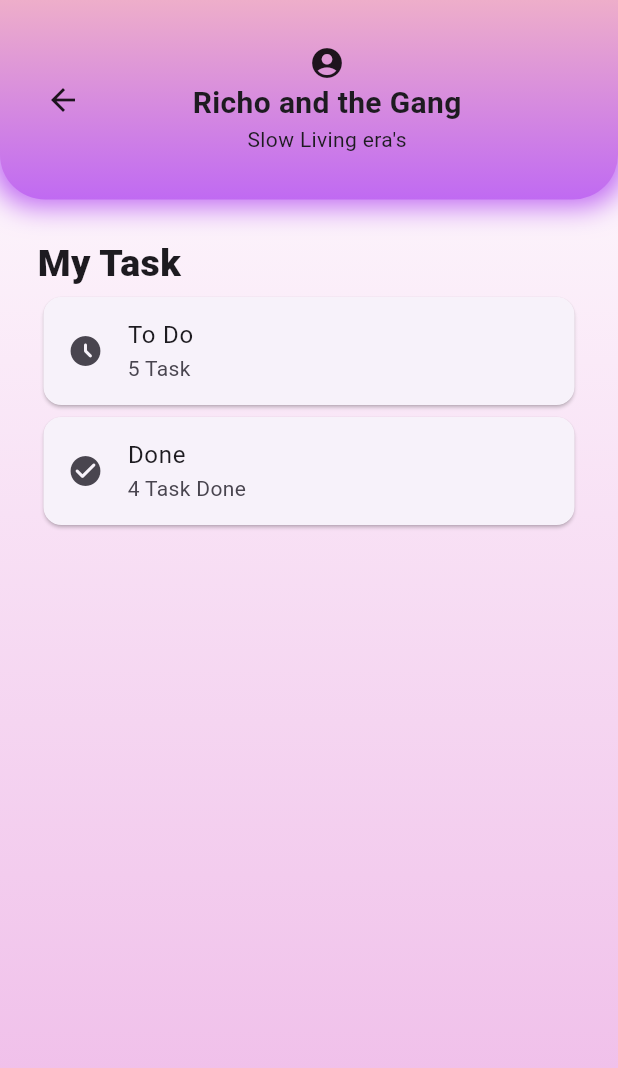
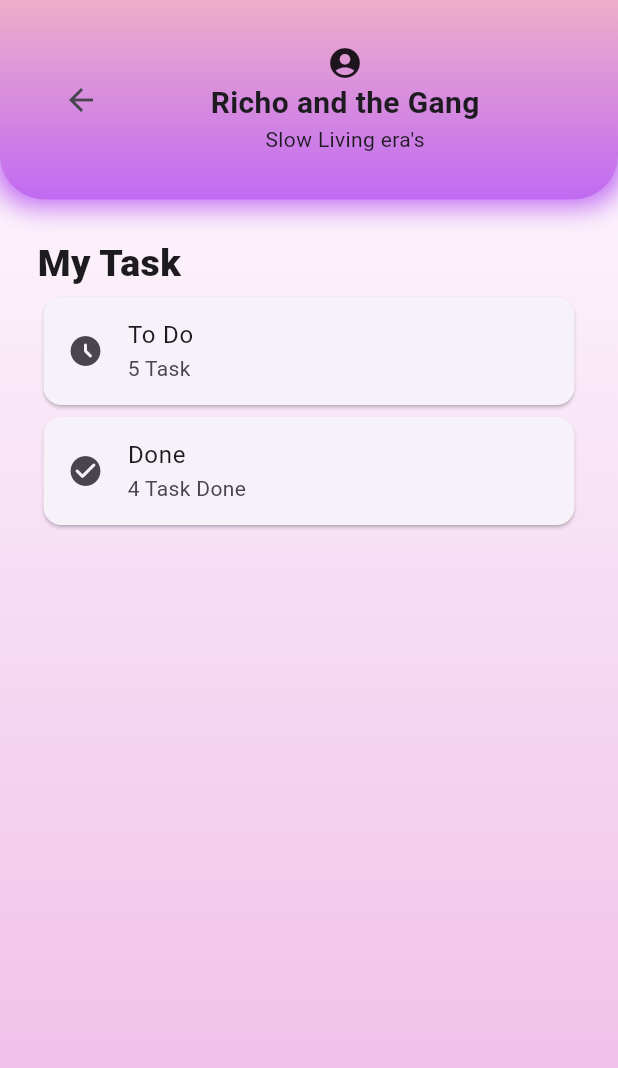
Before and after one commit to rotullima/todolist, a Flutter app: the HomeScreen screen opened directly, on a phone screen of 412 x 824 dp. Shown: the top 1068 px of the screen. Run offline on Flutter 3.47's test engine with Material 3 defaults, Android fonts, the phone set to English and light mode, and no system bars; our stand-ins replace syncfusion_flutter_calendar.

Commit message:
edit by richo

```diff
--- a/lib/screens/home_screen.dart
+++ b/lib/screens/home_screen.dart
@@ -1,4 +1,5 @@
 import 'package:flutter/material.dart';
+import 'splash_screen.dart';
 
 class HomeScreen extends StatelessWidget {
   const HomeScreen({super.key});
@@ -43,11 +44,16 @@ class HomeScreen extends StatelessWidget {
                       blurRadius: 15),
                 ],
               ),
-              child: const Row(
+              child: Row(
                 mainAxisAlignment: MainAxisAlignment.spaceBetween,
                 crossAxisAlignment: CrossAxisAlignment.center,
                 children: [
-                  Icon(Icons.arrow_back),
+                  IconButton(
+                    icon: Icon(Icons.arrow_back),
+                    onPressed: () {
+                      Navigator.push(context, MaterialPageRoute(builder: (context) => SplashScreen()));
+                    },
+                    ),
                   Expanded(
                     child: Column(
                       crossAxisAlignment: CrossAxisAlignment.center,
```
